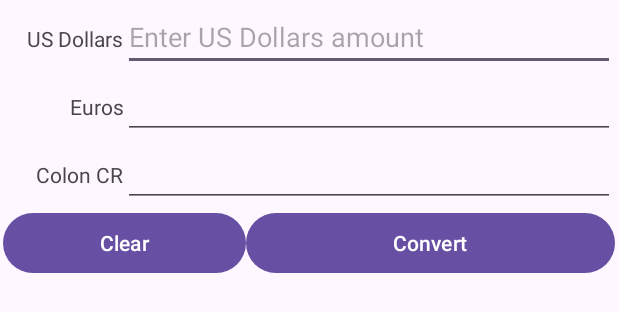
After one commit to fit-hcmus-k21/mobile-development, an Android app: the layout activity_main_linear.xml on its own in the app's theme, with its tools: preview values and no code run, on a phone screen of 412 x 824 dp. The commit adds this screen. Shown: the top 312 px of the screen. Run offline under Robolectric (Android 15) with nearby library versions, the phone set to English and light mode, and no system bars.

Commit message:
fixed duplicate classes and android runtime

```diff
--- a/Week01/CurrencyConverter/app/src/main/AndroidManifest.xml
+++ b/Week01/CurrencyConverter/app/src/main/AndroidManifest.xml
@@ -11,9 +11,9 @@
         android:roundIcon="@mipmap/ic_launcher_round"
         android:supportsRtl="true"
         android:theme="@style/Theme.CurrencyConverter"
-        tools:targetApi="31">
+        tools:targetApi="34">
         <activity
-            android:name=".MainActivity"
+            android:name=".Currency1"
             android:exported="true"
             android:label="@string/app_name"
             android:theme="@style/Theme.CurrencyConverter">
--- a/Week01/CurrencyConverter/app/src/main/java/com/example/currencyconverter/MainActivity.java
+++ b/Week01/CurrencyConverter/app/src/main/java/com/example/currencyconverter/MainActivity.java
@@ -8,7 +8,6 @@ import androidx.appcompat.app.AppCompatActivity;
 
 import android.view.View;
 
-import androidx.core.view.WindowCompat;
 import androidx.navigation.NavController;
 import androidx.navigation.Navigation;
 import androidx.navigation.ui.AppBarConfiguration;
@@ -18,6 +17,7 @@ import com.example.currencyconverter.databinding.ActivityMainBinding;
 
 import android.view.Menu;
 import android.view.MenuItem;
+
 
 public class MainActivity extends AppCompatActivity {
 
--- /dev/null
+++ b/Week01/CurrencyConverter/app/src/main/res/layout/activity_main_linear.xml
@@ -0,0 +1,90 @@
+<?xml version="1.0" encoding="utf-8"?>
+<LinearLayout
+    xmlns:android="http://schemas.android.com/apk/res/android"
+    android:layout_width="match_parent"
+    android:layout_height="match_parent"
+    android:orientation="vertical"
+    android:padding="2dp">
+
+    <LinearLayout
+        android:layout_width="match_parent"
+        android:layout_height="wrap_content">
+
+        <TextView
+            android:id="@+id/textView2"
+            android:layout_width="wrap_content"
+            android:layout_height="wrap_content"
+            android:ems="5"
+            android:gravity="right"
+            android:text="US Dollars" />
+
+        <EditText
+            android:id="@+id/txtUSDollars"
+            android:layout_width="wrap_content"
+            android:layout_height="wrap_content"
+            android:layout_weight="2"
+            android:hint="Enter US Dollars amount"
+            android:inputType="numberDecimal" />
+
+        <requestFocus />
+    </LinearLayout>
+
+    <LinearLayout
+        android:layout_width="match_parent"
+        android:layout_height="wrap_content">
+
+        <TextView
+            android:id="@+id/textView3"
+            android:layout_width="wrap_content"
+            android:layout_height="wrap_content"
+            android:ems="5"
+            android:gravity="right"
+            android:text="Euros" />
+
+        <EditText
+            android:id="@+id/txtEuros"
+            android:layout_width="wrap_content"
+            android:layout_height="wrap_content"
+            android:layout_weight="2"
+            android:inputType="none"/>
+    </LinearLayout>
+
+    <LinearLayout
+        android:layout_width="match_parent"
+        android:layout_height="wrap_content">
+
+        <TextView
+            android:id="@+id/textView4"
+            android:layout_width="wrap_content"
+            android:layout_height="wrap_content"
+            android:ems="5"
+            android:gravity="right"
+            android:text="Colon CR" />
+
+        <EditText
+            android:id="@+id/txtColones"
+            android:layout_width="wrap_content"
+            android:layout_height="wrap_content"
+            android:layout_weight="2"
+            android:inputType="none" />
+    </LinearLayout>
+
+    <LinearLayout
+        android:layout_width="match_parent"
+        android:layout_height="wrap_content">
+
+        <Button
+            android:id="@+id/btnClear"
+            android:layout_width="wrap_content"
+            android:layout_height="wrap_content"
+            android:layout_weight="1"
+            android:text="Clear" />
+
+        <Button
+            android:id="@+id/btnConvert"
+            android:layout_width="wrap_content"
+            android:layout_height="wrap_content"
+            android:layout_weight="2"
+            android:text="Convert" />
+    </LinearLayout>
+</LinearLayout>
```
Also changed, not shown: Week01/CurrencyConverter/app/build.gradle.kts (+16 -2 lines), Week01/CurrencyConverter/app/src/main/java/com/example/currencyconverter/Currency1.java (added, +83 -0 lines), Week01/CurrencyConverter/app/src/main/java/com/example/currencyconverter/FirstFragment.java (deleted, +0 -47 lines), Week01/CurrencyConverter/app/src/main/java/com/example/currencyconverter/FirstFragment.kt (added, +44 -0 lines), Week01/CurrencyConverter/gradle.properties (line endings or trailing spaces), Week01/CurrencyConverter/gradle/wrapper/gradle-wrapper.properties.
